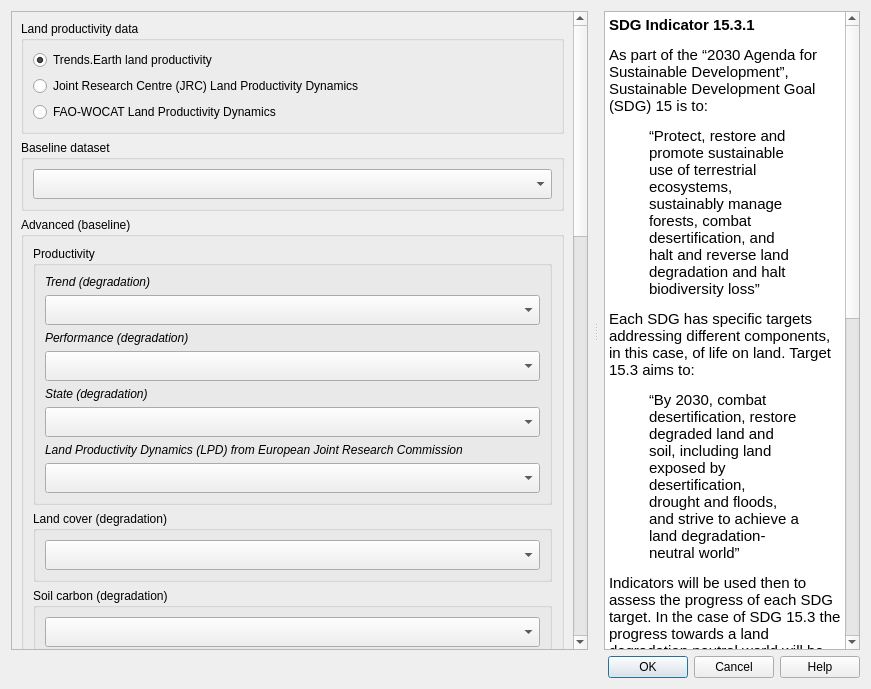
This is LDMP/gui/DlgCalculateLDNSummaryTableAdmin.ui in ConservationInternational/trends.earth as Qt 5 draws it before an edit. The edited form follows.
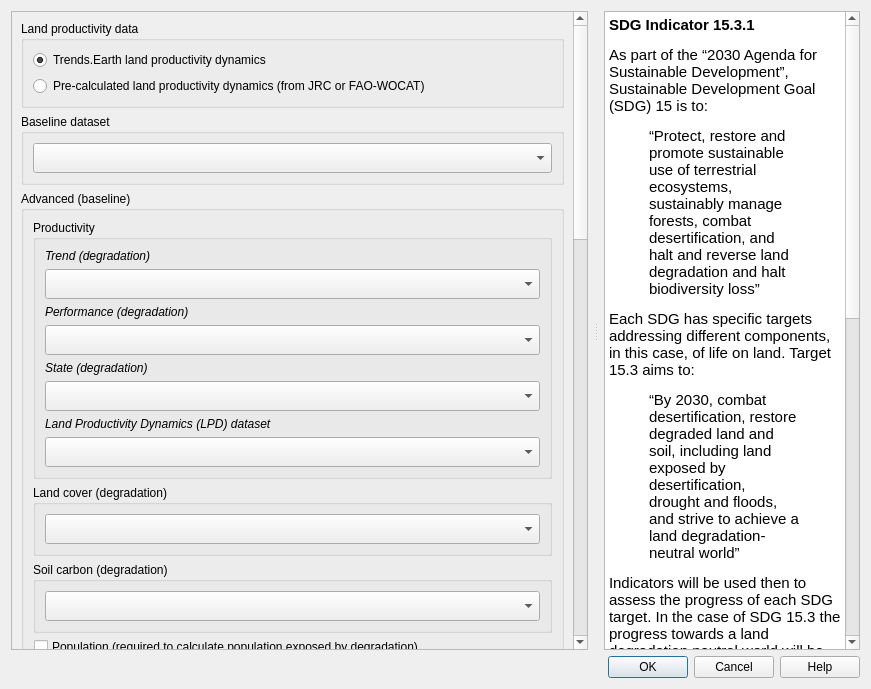
This is the edited form. Custom widgets are drawn as their Qt base class.

Commit message: Add FAO WOCAT LPD as a "precalculated" option

Diff of the .ui file:
```diff
--- a/LDMP/gui/DlgCalculateLDNSummaryTableAdmin.ui
+++ b/LDMP/gui/DlgCalculateLDNSummaryTableAdmin.ui
@@ -81,7 +81,7 @@
               <item>
                <widget class="QRadioButton" name="radio_lpd_te">
                 <property name="text">
-                 <string>Trends.Earth land productivity</string>
+                 <string>Trends.Earth land productivity dynamics</string>
                 </property>
                 <property name="checked">
                  <bool>true</bool>
@@ -91,17 +91,7 @@
               <item>
                <widget class="QRadioButton" name="radio_lpd_jrc">
                 <property name="text">
-                 <string>Joint Research Centre (JRC) Land Productivity Dynamics</string>
-                </property>
-                <property name="checked">
-                 <bool>false</bool>
-                </property>
-               </widget>
-              </item>
-              <item>
-               <widget class="QRadioButton" name="radio_lpd_fao_wocat">
-                <property name="text">
-                 <string>FAO-WOCAT Land Productivity Dynamics</string>
+                 <string>Pre-calculated land productivity dynamics (from JRC or FAO-WOCAT)</string>
                 </property>
                 <property name="checked">
                  <bool>false</bool>
@@ -166,7 +156,7 @@
            <item>
             <widget class="QgsCollapsibleGroupBox" name="advanced_configuration_baseline">
              <property name="styleSheet">
-              <string notr="true">QgsCollapsibleGroupBoxBasic::title, QgsCollapsibleGroupBox::title {  subcontrol-origin: margin;  subcontrol-position: top left;  margin-left: 20px;  margin-right: 5px;  left: 0px;  top: 2px; }QgsCollapsibleGroupBoxBasic::title, QgsCollapsibleGroupBox::title {  subcontrol-origin: margin;  subcontrol-position: top left;  margin-left: 20px;  margin-right: 5px;  left: 0px;  top: 2px;}QgsCollapsibleGroupBoxBasic::title, QgsCollapsibleGroupBox::title {  subcontrol-origin: margin;  subcontrol-position: top left;  margin-left: 20px;  margin-right: 5px;  left: 0px;  top: 2px;}QgsCollapsibleGroupBoxBasic::title, QgsCollapsibleGroupBox::title {  subcontrol-origin: margin;  subcontrol-position: top left;  margin-left: 20px;  margin-right: 5px;  left: 0px;  top: 2px;}QgsCollapsibleGroupBoxBasic::title, QgsCollapsibleGroupBox::title {  subcontrol-origin: margin;  subcontrol-position: top left;  margin-left: 20px;  margin-right: 5px;  left: 0px;  top: 2px;}QgsCollapsibleGroupBoxBasic::title, QgsCollapsibleGroupBox::title {  subcontrol-origin: margin;  subcontrol-position: top left;  margin-left: 20px;  margin-right: 5px;  left: 0px;  top: 2px;}QgsCollapsibleGroupBoxBasic::title, QgsCollapsibleGroupBox::title {  subcontrol-origin: margin;  subcontrol-position: top left;  margin-left: 20px;  margin-right: 5px;  left: 0px;  top: 2px;}QgsCollapsibleGroupBoxBasic::title, QgsCollapsibleGroupBox::title {  subcontrol-origin: margin;  subcontrol-position: top left;  margin-left: 20px;  margin-right: 5px;  left: 0px;  top: 2px;}QgsCollapsibleGroupBoxBasic::title, QgsCollapsibleGroupBox::title {  subcontrol-origin: margin;  subcontrol-position: top left;  margin-left: 20px;  margin-right: 5px;  left: 0px;  top: 2px;}QgsCollapsibleGroupBoxBasic::title, QgsCollapsibleGroupBox::title {  subcontrol-origin: margin;  subcontrol-position: top left;  margin-left: 20px;  margin-right: 5px;  left: 0px;  top: 2px;}QgsCollapsibleGroupBoxBasic::title, QgsCollapsibleGroupBox::title {  subcontrol-origin: margin;  subcontrol-position: top left;  margin-left: 20px;  margin-right: 5px;  left: 0px;  top: 1px;}QgsCollapsibleGroupBoxBasic::title, QgsCollapsibleGroupBox::title {  subcontrol-origin: margin;  subcontrol-position: top left;  margin-left: 20px;  margin-right: 5px;  left: 0px;  top: 1px;}QgsCollapsibleGroupBoxBasic::title, QgsCollapsibleGroupBox::title {  subcontrol-origin: margin;  subcontrol-position: top left;  margin-left: 20px;  margin-right: 5px;  left: 0px;  top: 1px;}QgsCollapsibleGroupBoxBasic::title, QgsCollapsibleGroupBox::title {  subcontrol-origin: margin;  subcontrol-position: top left;  margin-left: 20px;  margin-right: 5px;  left: 0px;  top: 1px;}QgsCollapsibleGroupBoxBasic::title, QgsCollapsibleGroupBox::title {  subcontrol-origin: margin;  subcontrol-position: top left;  margin-left: 20px;  margin-right: 5px;  left: 0px;  top: 1px;}QgsCollapsibleGroupBoxBasic::title, QgsCollapsibleGroupBox::title {  subcontrol-origin: margin;  subcontrol-position: top left;  margin-left: 20px;  margin-right: 5px;  left: 0px;  top: 1px;}QgsCollapsibleGroupBoxBasic::title, QgsCollapsibleGroupBox::title {  subcontrol-origin: margin;  subcontrol-position: top left;  margin-left: 20px;  margin-right: 5px;  left: 0px;  top: 4px;}QgsCollapsibleGroupBoxBasic::title, QgsCollapsibleGroupBox::title {  subcontrol-origin: margin;  subcontrol-position: top left;  margin-left: 20px;  margin-right: 5px;  left: 0px;  top: 1px;}QgsCollapsibleGroupBoxBasic::title, QgsCollapsibleGroupBox::title {  subcontrol-origin: margin;  subcontrol-position: top left;  margin-left: 20px;  margin-right: 5px;  left: 0px;  top: 1px;}QgsCollapsibleGroupBoxBasic::title, QgsCollapsibleGroupBox::title {  subcontrol-origin: margin;  subcontrol-position: top left;  margin-left: 20px;  margin-right: 5px;  left: 0px;  top: 1px;}QgsCollapsibleGroupBoxBasic::title, QgsCollapsibleGroupBox::title {  subcontrol-origin: margin;  subcontrol-position: top left;  margin-left: 20px;  margin-right: 5px;  left: 0px;  top: 1px;}QgsCollapsibleGroupBoxBasic::title, QgsCollapsibleGroupBox::title {  subcontrol-origin: margin;  subcontrol-position: top left;  margin-left: 20px;  margin-right: 5px;  left: 0px;  top: 2px;}QgsCollapsibleGroupBoxBasic::title, QgsCollapsibleGroupBox::title {  subcontrol-origin: margin;  subcontrol-position: top left;  margin-left: 20px;  margin-right: 5px;  left: 0px;  top: 2px;}QgsCollapsibleGroupBoxBasic::title, QgsCollapsibleGroupBox::title {  subcontrol-origin: margin;  subcontrol-position: top left;  margin-left: 20px;  margin-right: 5px;  left: 0px;  top: 1px;}QgsCollapsibleGroupBoxBasic::title, QgsCollapsibleGroupBox::title {  subcontrol-origin: margin;  subcontrol-position: top left;  margin-left: 20px;  margin-right: 5px;  left: 0px;  top: 1px;}QgsCollapsibleGroupBoxBasic::title, QgsCollapsibleGroupBox::title {  subcontrol-origin: margin;  subcontrol-position: top left;  margin-left: 20px;  margin-right: 5px;  left: 0px;  top: 1px;}QgsCollapsibleGroupBoxBasic::title, QgsCollapsibleGroupBox::title {  subcontrol-origin: margin;  subcontrol-position: top left;  margin-left: 20px;  margin-right: 5px;  left: 0px;  top: 1px;}QgsCollapsibleGroupBoxBasic::title, QgsCollapsibleGroupBox::title {  subcontrol-origin: margin;  subcontrol-position: top left;  margin-left: 20px;  margin-right: 5px;  left: 0px;  top: 1px;} QgsCollapsibleGroupBoxBasic { border: none; }QgsCollapsibleGroupBoxBasic::title, QgsCollapsibleGroupBox::title {  subcontrol-origin: margin;  subcontrol-position: top left;  margin-left: 20px;  margin-right: 5px;  left: 0px;  top: 2px;}QgsCollapsibleGroupBoxBasic::title, QgsCollapsibleGroupBox::title {  subcontrol-origin: margin;  subcontrol-position: top left;  margin-left: 20px;  margin-right: 5px;  left: 0px;  top: 2px;}QgsCollapsibleGroupBoxBasic::title, QgsCollapsibleGroupBox::title {  subcontrol-origin: margin;  subcontrol-position: top left;  margin-left: 20px;  margin-right: 5px;  left: 0px;  top: 2px;}QgsCollapsibleGroupBoxBasic::title, QgsCollapsibleGroupBox::title {  subcontrol-origin: margin;  subcontrol-position: top left;  margin-left: 20px;  margin-right: 5px;  left: 0px;  top: 5px;}QgsCollapsibleGroupBoxBasic::title, QgsCollapsibleGroupBox::title {  subcontrol-origin: margin;  subcontrol-position: top left;  margin-left: 20px;  margin-right: 5px;  left: 0px;  top: 2px;}QgsCollapsibleGroupBoxBasic::title, QgsCollapsibleGroupBox::title {  subcontrol-origin: margin;  subcontrol-position: top left;  margin-left: 20px;  margin-right: 5px;  left: 0px;  top: 2px;}</string>
+              <string notr="true">QgsCollapsibleGroupBoxBasic::title, QgsCollapsibleGroupBox::title {  subcontrol-origin: margin;  subcontrol-position: top left;  margin-left: 20px;  margin-right: 5px;  left: 0px;  top: 2px; }QgsCollapsibleGroupBoxBasic::title, QgsCollapsibleGroupBox::title {  subcontrol-origin: margin;  subcontrol-position: top left;  margin-left: 20px;  margin-right: 5px;  left: 0px;  top: 2px;}QgsCollapsibleGroupBoxBasic::title, QgsCollapsibleGroupBox::title {  subcontrol-origin: margin;  subcontrol-position: top left;  margin-left: 20px;  margin-right: 5px;  left: 0px;  top: 2px;}QgsCollapsibleGroupBoxBasic::title, QgsCollapsibleGroupBox::title {  subcontrol-origin: margin;  subcontrol-position: top left;  margin-left: 20px;  margin-right: 5px;  left: 0px;  top: 2px;}QgsCollapsibleGroupBoxBasic::title, QgsCollapsibleGroupBox::title {  subcontrol-origin: margin;  subcontrol-position: top left;  margin-left: 20px;  margin-right: 5px;  left: 0px;  top: 2px;}QgsCollapsibleGroupBoxBasic::title, QgsCollapsibleGroupBox::title {  subcontrol-origin: margin;  subcontrol-position: top left;  margin-left: 20px;  margin-right: 5px;  left: 0px;  top: 2px;}QgsCollapsibleGroupBoxBasic::title, QgsCollapsibleGroupBox::title {  subcontrol-origin: margin;  subcontrol-position: top left;  margin-left: 20px;  margin-right: 5px;  left: 0px;  top: 2px;}QgsCollapsibleGroupBoxBasic::title, QgsCollapsibleGroupBox::title {  subcontrol-origin: margin;  subcontrol-position: top left;  margin-left: 20px;  margin-right: 5px;  left: 0px;  top: 2px;}QgsCollapsibleGroupBoxBasic::title, QgsCollapsibleGroupBox::title {  subcontrol-origin: margin;  subcontrol-position: top left;  margin-left: 20px;  margin-right: 5px;  left: 0px;  top: 2px;}QgsCollapsibleGroupBoxBasic::title, QgsCollapsibleGroupBox::title {  subcontrol-origin: margin;  subcontrol-position: top left;  margin-left: 20px;  margin-right: 5px;  left: 0px;  top: 2px;}QgsCollapsibleGroupBoxBasic::title, QgsCollapsibleGroupBox::title {  subcontrol-origin: margin;  subcontrol-position: top left;  margin-left: 20px;  margin-right: 5px;  left: 0px;  top: 1px;}QgsCollapsibleGroupBoxBasic::title, QgsCollapsibleGroupBox::title {  subcontrol-origin: margin;  subcontrol-position: top left;  margin-left: 20px;  margin-right: 5px;  left: 0px;  top: 1px;}QgsCollapsibleGroupBoxBasic::title, QgsCollapsibleGroupBox::title {  subcontrol-origin: margin;  subcontrol-position: top left;  margin-left: 20px;  margin-right: 5px;  left: 0px;  top: 1px;}QgsCollapsibleGroupBoxBasic::title, QgsCollapsibleGroupBox::title {  subcontrol-origin: margin;  subcontrol-position: top left;  margin-left: 20px;  margin-right: 5px;  left: 0px;  top: 1px;}QgsCollapsibleGroupBoxBasic::title, QgsCollapsibleGroupBox::title {  subcontrol-origin: margin;  subcontrol-position: top left;  margin-left: 20px;  margin-right: 5px;  left: 0px;  top: 1px;}QgsCollapsibleGroupBoxBasic::title, QgsCollapsibleGroupBox::title {  subcontrol-origin: margin;  subcontrol-position: top left;  margin-left: 20px;  margin-right: 5px;  left: 0px;  top: 1px;}QgsCollapsibleGroupBoxBasic::title, QgsCollapsibleGroupBox::title {  subcontrol-origin: margin;  subcontrol-position: top left;  margin-left: 20px;  margin-right: 5px;  left: 0px;  top: 4px;}QgsCollapsibleGroupBoxBasic::title, QgsCollapsibleGroupBox::title {  subcontrol-origin: margin;  subcontrol-position: top left;  margin-left: 20px;  margin-right: 5px;  left: 0px;  top: 1px;}QgsCollapsibleGroupBoxBasic::title, QgsCollapsibleGroupBox::title {  subcontrol-origin: margin;  subcontrol-position: top left;  margin-left: 20px;  margin-right: 5px;  left: 0px;  top: 1px;}QgsCollapsibleGroupBoxBasic::title, QgsCollapsibleGroupBox::title {  subcontrol-origin: margin;  subcontrol-position: top left;  margin-left: 20px;  margin-right: 5px;  left: 0px;  top: 1px;}QgsCollapsibleGroupBoxBasic::title, QgsCollapsibleGroupBox::title {  subcontrol-origin: margin;  subcontrol-position: top left;  margin-left: 20px;  margin-right: 5px;  left: 0px;  top: 1px;}QgsCollapsibleGroupBoxBasic::title, QgsCollapsibleGroupBox::title {  subcontrol-origin: margin;  subcontrol-position: top left;  margin-left: 20px;  margin-right: 5px;  left: 0px;  top: 2px;}QgsCollapsibleGroupBoxBasic::title, QgsCollapsibleGroupBox::title {  subcontrol-origin: margin;  subcontrol-position: top left;  margin-left: 20px;  margin-right: 5px;  left: 0px;  top: 2px;}QgsCollapsibleGroupBoxBasic::title, QgsCollapsibleGroupBox::title {  subcontrol-origin: margin;  subcontrol-position: top left;  margin-left: 20px;  margin-right: 5px;  left: 0px;  top: 1px;}QgsCollapsibleGroupBoxBasic::title, QgsCollapsibleGroupBox::title {  subcontrol-origin: margin;  subcontrol-position: top left;  margin-left: 20px;  margin-right: 5px;  left: 0px;  top: 1px;}QgsCollapsibleGroupBoxBasic::title, QgsCollapsibleGroupBox::title {  subcontrol-origin: margin;  subcontrol-position: top left;  margin-left: 20px;  margin-right: 5px;  left: 0px;  top: 1px;}QgsCollapsibleGroupBoxBasic::title, QgsCollapsibleGroupBox::title {  subcontrol-origin: margin;  subcontrol-position: top left;  margin-left: 20px;  margin-right: 5px;  left: 0px;  top: 1px;}QgsCollapsibleGroupBoxBasic::title, QgsCollapsibleGroupBox::title {  subcontrol-origin: margin;  subcontrol-position: top left;  margin-left: 20px;  margin-right: 5px;  left: 0px;  top: 1px;}QgsCollapsibleGroupBoxBasic::title, QgsCollapsibleGroupBox::title {  subcontrol-origin: margin;  subcontrol-position: top left;  margin-left: 20px;  margin-right: 5px;  left: 0px;  top: 2px;}QgsCollapsibleGroupBoxBasic::title, QgsCollapsibleGroupBox::title {  subcontrol-origin: margin;  subcontrol-position: top left;  margin-left: 20px;  margin-right: 5px;  left: 0px;  top: 2px;}QgsCollapsibleGroupBoxBasic::title, QgsCollapsibleGroupBox::title {  subcontrol-origin: margin;  subcontrol-position: top left;  margin-left: 20px;  margin-right: 5px;  left: 0px;  top: 2px;}QgsCollapsibleGroupBoxBasic::title, QgsCollapsibleGroupBox::title {  subcontrol-origin: margin;  subcontrol-position: top left;  margin-left: 20px;  margin-right: 5px;  left: 0px;  top: 5px;}QgsCollapsibleGroupBoxBasic::title, QgsCollapsibleGroupBox::title {  subcontrol-origin: margin;  subcontrol-position: top left;  margin-left: 20px;  margin-right: 5px;  left: 0px;  top: 2px;}QgsCollapsibleGroupBoxBasic::title, QgsCollapsibleGroupBox::title {  subcontrol-origin: margin;  subcontrol-position: top left;  margin-left: 20px;  margin-right: 5px;  left: 0px;  top: 2px;}QgsCollapsibleGroupBoxBasic::title, QgsCollapsibleGroupBox::title {  subcontrol-origin: margin;  subcontrol-position: top left;  margin-left: 20px;  margin-right: 5px;  left: 0px;  top: 2px;}QgsCollapsibleGroupBoxBasic::title, QgsCollapsibleGroupBox::title {  subcontrol-origin: margin;  subcontrol-position: top left;  margin-left: 20px;  margin-right: 5px;  left: 0px;  top: 2px;}QgsCollapsibleGroupBoxBasic::title, QgsCollapsibleGroupBox::title {  subcontrol-origin: margin;  subcontrol-position: top left;  margin-left: 20px;  margin-right: 5px;  left: 0px;  top: 2px;}QgsCollapsibleGroupBoxBasic::title, QgsCollapsibleGroupBox::title {  subcontrol-origin: margin;  subcontrol-position: top left;  margin-left: 20px;  margin-right: 5px;  left: 0px;  top: 2px;}QgsCollapsibleGroupBoxBasic::title, QgsCollapsibleGroupBox::title {  subcontrol-origin: margin;  subcontrol-position: top left;  margin-left: 20px;  margin-right: 5px;  left: 0px;  top: 2px;} QgsCollapsibleGroupBoxBasic { border: none; }</string>
              </property>
              <property name="title">
               <string>Advanced (baseline)</string>
@@ -316,7 +306,7 @@
                     </font>
                    </property>
                    <property name="text">
-                    <string>Land Productivity Dynamics (LPD) from European Joint Research Commission</string>
+                    <string>Land Productivity Dynamics (LPD) dataset</string>
                    </property>
                   </widget>
                  </item>
```
Left out of the diff: 6 changed lines with no effect on the pictures. The commit also changes 4 other files.
